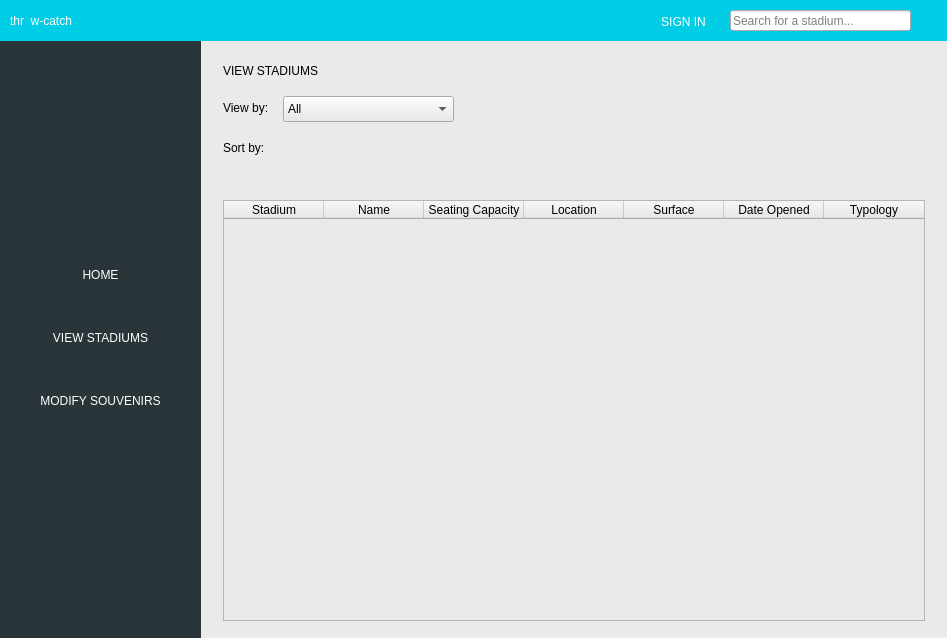
Above: src/form/mainwindow.ui from theozornelas/throw-catch before the change. Below: the same form after it.
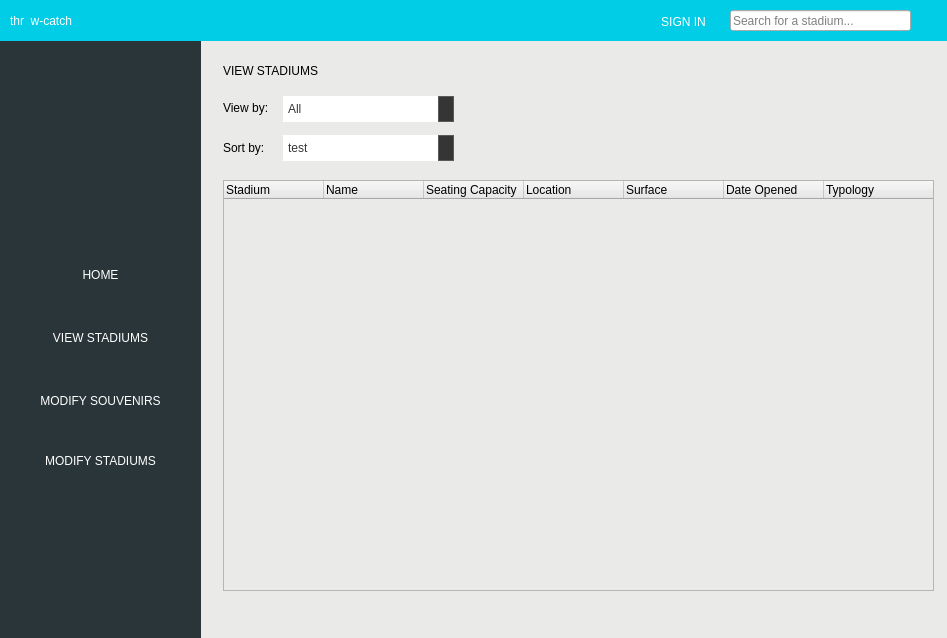
That is the form after the change. The open tabs and pages were chosen to show the change. Icons and pictures are not drawn.

Commit message: now using heveltica instead of gill sans for all heading text, adding functionality to view stadiums by its league type

Patch:
```diff
--- a/src/form/mainwindow.ui
+++ b/src/form/mainwindow.ui
@@ -176,6 +176,19 @@
         <string>VIEW STADIUMS</string>
        </property>
       </widget>
+      <widget class="QPushButton" name="viewAdminStadiumsButton_2">
+       <property name="geometry">
+        <rect>
+         <x>0</x>
+         <y>400</y>
+         <width>201</width>
+         <height>61</height>
+        </rect>
+       </property>
+       <property name="text">
+        <string>MODIFY STADIUMS</string>
+       </property>
+      </widget>
      </widget>
     </widget>
    </widget>
@@ -230,57 +243,6 @@
        <string>VIEW STADIUMS</string>
       </property>
      </widget>
-     <widget class="QTableWidget" name="viewStadiumsList">
-      <property name="geometry">
-       <rect>
-        <x>20</x>
-        <y>160</y>
-        <width>702</width>
-        <height>421</height>
-       </rect>
-      </property>
-      <property name="editTriggers">
-       <set>QAbstractItemView::NoEditTriggers</set>
-      </property>
-      <property name="sortingEnabled">
-       <bool>true</bool>
-      </property>
-      <column>
-       <property name="text">
-        <string>Stadium</string>
-       </property>
-      </column>
-      <column>
-       <property name="text">
-        <string>Name</string>
-       </property>
-      </column>
-      <column>
-       <property name="text">
-        <string>Seating Capacity</string>
-       </property>
-      </column>
-      <column>
-       <property name="text">
-        <string>Location</string>
-       </property>
-      </column>
-      <column>
-       <property name="text">
-        <string>Surface</string>
-       </property>
-      </column>
-      <column>
-       <property name="text">
-        <string>Date Opened</string>
-       </property>
-      </column>
-      <column>
-       <property name="text">
-        <string>Typology</string>
-       </property>
-      </column>
-     </widget>
      <widget class="QLabel" name="label_3">
       <property name="geometry">
        <rect>
@@ -316,6 +278,30 @@
         <height>26</height>
        </rect>
       </property>
+      <property name="styleSheet">
+       <string notr="true">QComboBox::down-arrow {
+		image: url(&quot;/Users/sarahsingletary/Documents/throw-catch/src/icons/down_arrow.png&quot;);
+}
+
+QComboBox{
+ border: 0px solid   rgb(53, 53, 53);
+ background-color: rgb(255, 255, 255);
+ color:                      rgb(53, 53, 53); 
+ padding:                    5px 
+
+}
+
+QComboBox::drop-down{
+        border: 1px solid #5A5A5A;
+        background: #353535;
+    color:                      white;
+    font-weight:            bold;
+    padding:                    0px;
+}
+
+
+</string>
+      </property>
       <item>
        <property name="text">
         <string>All</string>
@@ -332,6 +318,103 @@
        </property>
       </item>
      </widget>
+     <widget class="QComboBox" name="comboBox_2">
+      <property name="geometry">
+       <rect>
+        <x>80</x>
+        <y>95</y>
+        <width>171</width>
+        <height>26</height>
+       </rect>
+      </property>
+      <property name="styleSheet">
+       <string notr="true">QComboBox::down-arrow {
+		image: url(&quot;/Users/sarahsingletary/Documents/throw-catch/src/icons/down_arrow.png&quot;);
+}
+
+QComboBox{
+ border: 0px solid   rgb(53, 53, 53);
+ background-color: rgb(255, 255, 255);
+ color:                      rgb(53, 53, 53); 
+ padding:                    5px 
+
+}
+
+QComboBox::drop-down{
+        border: 1px solid #5A5A5A;
+        background: #353535;
+    color:                      white;
+    font-weight:            bold;
+    padding:                    0px;
+}
+
+
+</string>
+      </property>
+      <item>
+       <property name="text">
+        <string>test</string>
+       </property>
+      </item>
+      <item>
+       <property name="text">
+        <string>test</string>
+       </property>
+      </item>
+      <item>
+       <property name="text">
+        <string>test</string>
+       </property>
+      </item>
+     </widget>
+     <widget class="QTreeWidget" name="viewStadiumsList">
+      <property name="geometry">
+       <rect>
+        <x>20</x>
+        <y>140</y>
+        <width>711</width>
+        <height>411</height>
+       </rect>
+      </property>
+      <attribute name="headerDefaultSectionSize">
+       <number>100</number>
+      </attribute>
+      <column>
+       <property name="text">
+        <string>Stadium</string>
+       </property>
+      </column>
+      <column>
+       <property name="text">
+        <string>Name</string>
+       </property>
+      </column>
+      <column>
+       <property name="text">
+        <string>Seating Capacity</string>
+       </property>
+      </column>
+      <column>
+       <property name="text">
+        <string>Location</string>
+       </property>
+      </column>
+      <column>
+       <property name="text">
+        <string>Surface</string>
+       </property>
+      </column>
+      <column>
+       <property name="text">
+        <string>Date Opened</string>
+       </property>
+      </column>
+      <column>
+       <property name="text">
+        <string>Typology</string>
+       </property>
+      </column>
+     </widget>
     </widget>
     <widget class="QWidget" name="viewSingleStadiumPage">
      <widget class="QLabel" name="singleStadiumNameLabel">
@@ -1881,7 +1964,7 @@
      <property name="geometry">
       <rect>
        <x>44</x>
-       <y>15</y>
+       <y>13</y>
        <width>16</width>
        <height>16</height>
       </rect>
```
Left out of the diff: 245 changed lines with no effect on the pictures. The commit also changes 11 other files.
